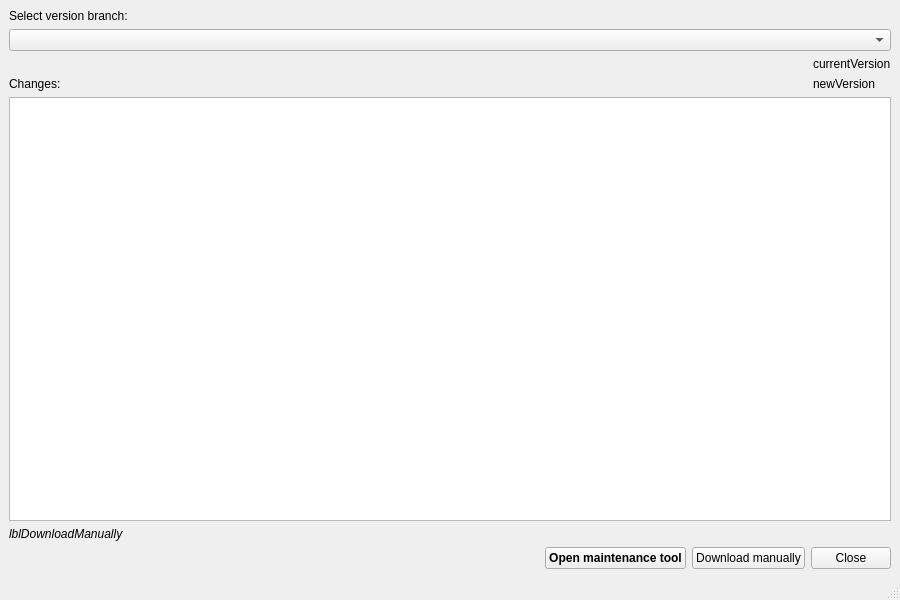
First picture: the form in OTModules/OTGeneric/wreleasenotes.ui, repository pietr26/OMSI-Tools, before the edit.
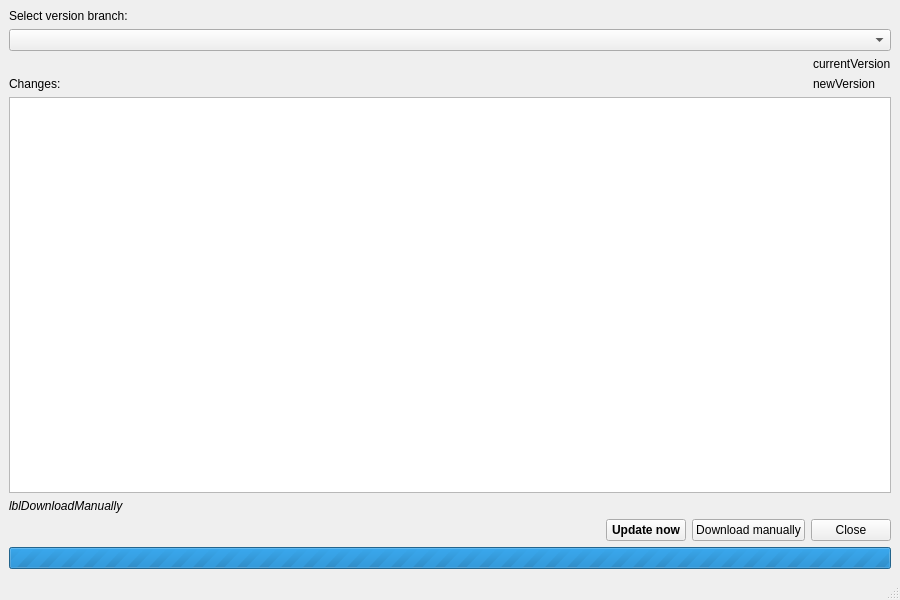
Second picture: the form after the edit. Icons and pictures are not drawn.

Patch:
```diff
--- a/OTModules/OTGeneric/wreleasenotes.ui
+++ b/OTModules/OTGeneric/wreleasenotes.ui
@@ -138,7 +138,7 @@
          </font>
         </property>
         <property name="text">
-         <string>Open maintenance tool</string>
+         <string>Update now</string>
         </property>
        </widget>
       </item>
@@ -161,6 +161,19 @@
       </item>
      </layout>
     </item>
+    <item>
+     <widget class="QProgressBar" name="pgbProgress">
+      <property name="maximum">
+       <number>0</number>
+      </property>
+      <property name="value">
+       <number>0</number>
+      </property>
+      <property name="textVisible">
+       <bool>false</bool>
+      </property>
+     </widget>
+    </item>
    </layout>
   </widget>
   <widget class="QMenuBar" name="menubar">
```
